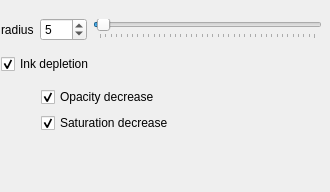
Above: krita/plugins/paintops/chalk/wdgchalkoptions.ui from KDE/krita before the change. Below: the same form after it.
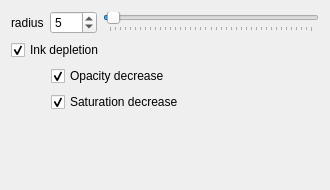
That is the form after the change.

Commit message: Changed the UI which contains labels and textfields into QFormLayout to set alignment issues

Patch:
```diff
--- a/krita/plugins/paintops/chalk/wdgchalkoptions.ui
+++ b/krita/plugins/paintops/chalk/wdgchalkoptions.ui
@@ -7,7 +7,7 @@
     <x>0</x>
     <y>0</y>
     <width>330</width>
-    <height>192</height>
+    <height>190</height>
    </rect>
   </property>
   <property name="sizePolicy">
@@ -22,25 +22,18 @@
     <height>60</height>
    </size>
   </property>
-  <widget class="QWidget" name="">
-   <property name="geometry">
-    <rect>
-     <x>1</x>
-     <y>11</y>
-     <width>321</width>
-     <height>131</height>
-    </rect>
-   </property>
    <layout class="QVBoxLayout" name="verticalLayout">
     <item>
-     <layout class="QHBoxLayout" name="horizontalLayout">
-      <item>
+    <layout class="QFormLayout" name="formLayout">
+     <item row="0" column="0">
        <widget class="QLabel" name="radiusLabel">
         <property name="text">
          <string>radius</string>
         </property>
        </widget>
       </item>
+     <item row="0" column="1">
+      <layout class="QHBoxLayout" name="horizontalLayout">
       <item>
        <widget class="QSpinBox" name="radiusSpinBox">
         <property name="maximum">
@@ -69,6 +62,8 @@
       </item>
      </layout>
     </item>
+    </layout>
+   </item>
     <item>
      <widget class="QCheckBox" name="inkDepletionCHBox">
       <property name="text">
@@ -135,8 +130,20 @@
       </item>
      </layout>
     </item>
-   </layout>
-  </widget>
+   <item>
+    <spacer name="verticalSpacer">
+     <property name="orientation">
+      <enum>Qt::Vertical</enum>
+     </property>
+     <property name="sizeHint" stdset="0">
+      <size>
+       <width>20</width>
+       <height>58</height>
+      </size>
+     </property>
+    </spacer>
+   </item>
+  </layout>
  </widget>
  <resources/>
  <connections>
```
Lines whose indentation alone changed are shown as unchanged. The commit also changes 91 other files.
